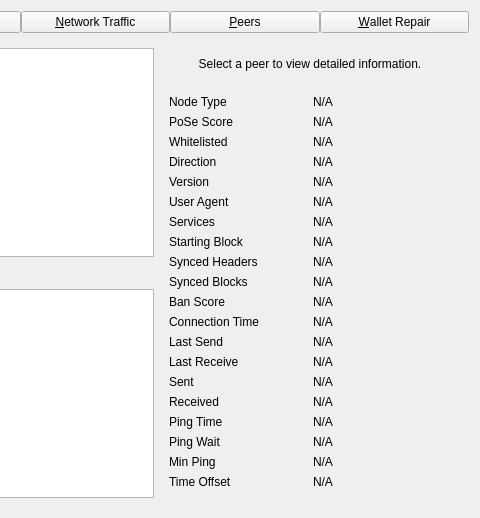
Before: the Qt Designer form src/qt/forms/debugwindow.ui in UdjinM6/dash_unforked, drawn with Qt 5; both pictures show x 289 to 769 and y 0 to 518 of the 769 by 518 pixel window.
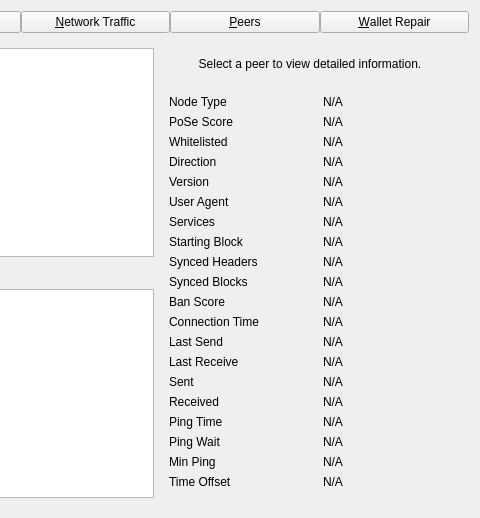
After: the same form once the commit is applied. The open tabs and pages were chosen to show the change. Custom widgets are drawn as their Qt base class.

```diff
--- a/src/qt/forms/debugwindow.ui
+++ b/src/qt/forms/debugwindow.ui
@@ -1346,6 +1346,19 @@
             </property>
            </widget>
           </item>
+          <item row="20" column="1">
+           <spacer name="verticalSpacer_3">
+            <property name="orientation">
+             <enum>Qt::Vertical</enum>
+            </property>
+            <property name="sizeHint" stdset="0">
+             <size>
+              <width>20</width>
+              <height>40</height>
+             </size>
+            </property>
+           </spacer>
+          </item>
          </layout>
         </widget>
        </item>
```
Left out of the diff: 10 changed lines with no effect on the pictures.
